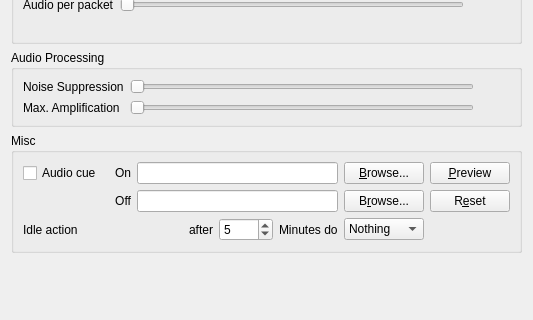
This is src/mumble/AudioInput.ui in mumble-voip/mumble as Qt 5 draws it before an edit; both pictures show x 0 to 533 and y 356 to 676 of the 533 by 676 pixel window. The edited form follows.
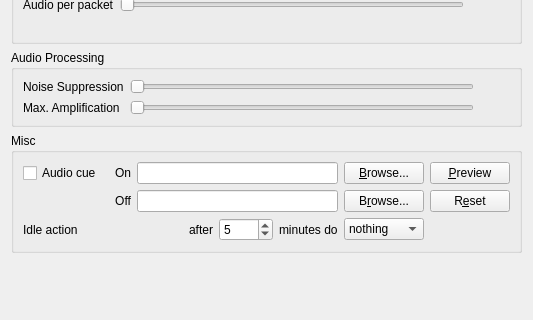
This is the edited form. Custom widgets are drawn as their Qt base class.

```diff
--- a/src/mumble/AudioInput.ui
+++ b/src/mumble/AudioInput.ui
@@ -817,7 +817,7 @@
            </size>
           </property>
           <property name="text">
-           <string>Minutes do</string>
+           <string>minutes do</string>
           </property>
          </widget>
         </item>
@@ -827,7 +827,7 @@
        <widget class="QComboBox" name="qcbIdleAction">
         <item>
          <property name="text">
-          <string>Nothing</string>
+          <string>nothing</string>
          </property>
         </item>
         <item>
```
Left out of the diff: 4 changed lines with no effect on the pictures.
